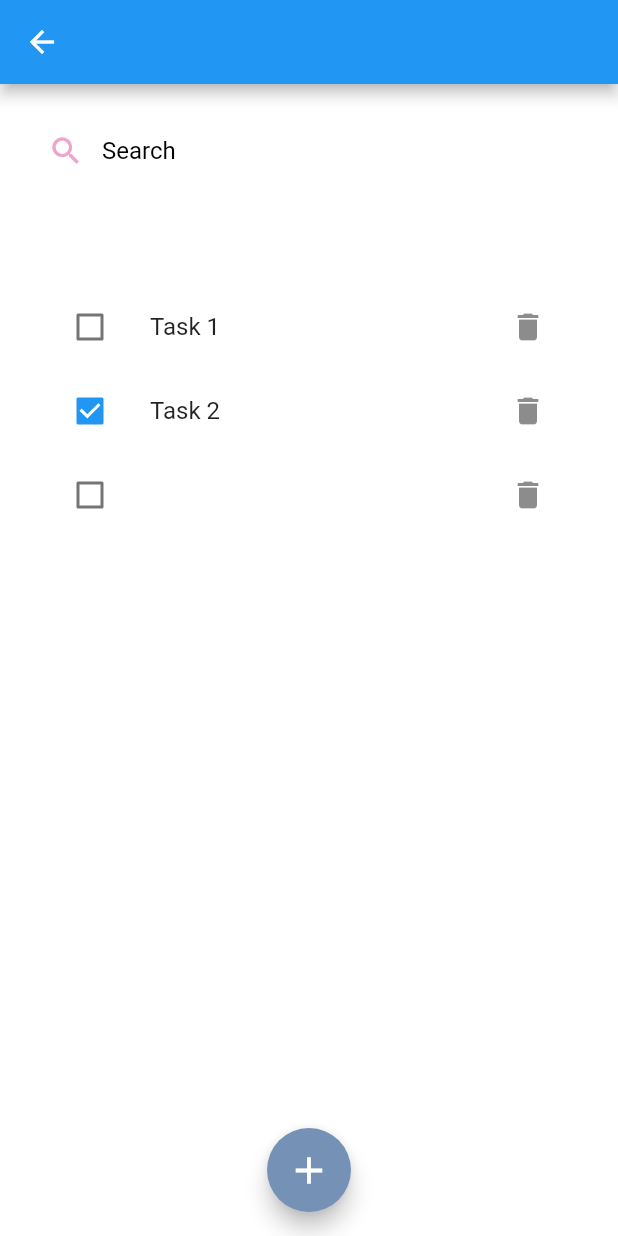
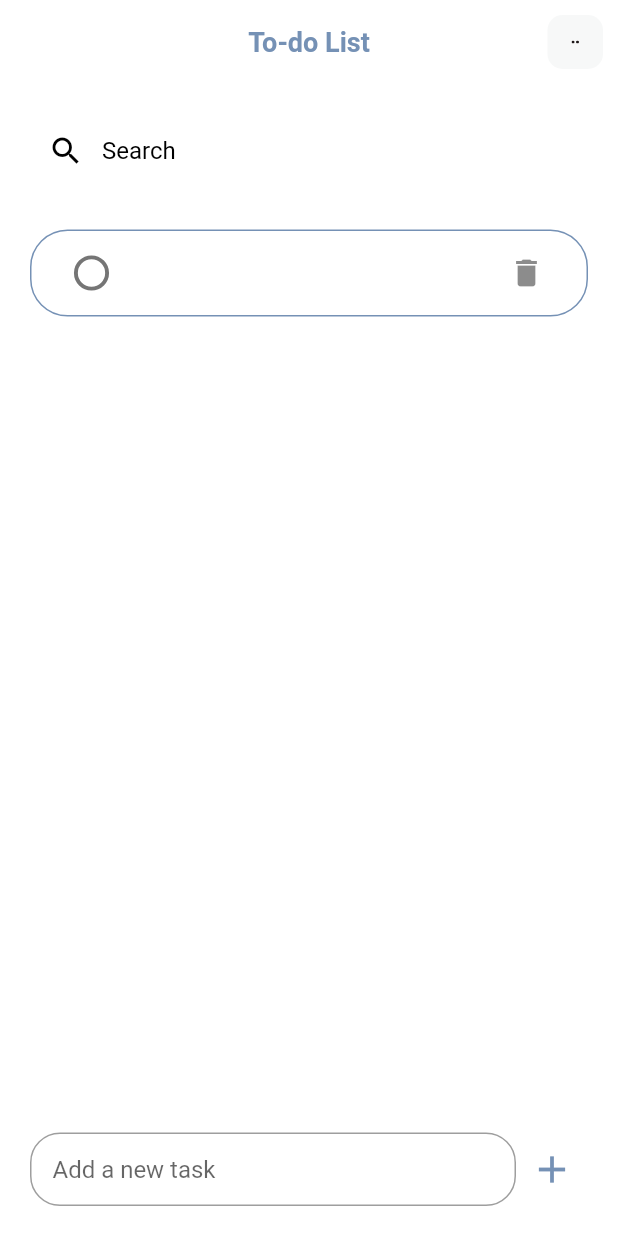
Before and after one commit to neminsheth/mental-health-assistant, a Flutter app: the ToDoListPage screen opened directly, after a tap on the "add" icon, on a phone screen of 412 x 824 dp. Run offline on Flutter 3.47's test engine with Material 2 defaults, Android fonts, the phone set to English and light mode, and no system bars; our stand-ins replace flashy_tab_bar2, flutter_svg; missing offline and left inert: video_thumbnail_imageview.

Commit message:
todo.dart basic completed

```diff
--- a/lib/feed/todo.dart
+++ b/lib/feed/todo.dart
@@ -1,23 +1,14 @@
 import 'package:flutter/material.dart';
 import 'package:flutter_svg/svg.dart';
 import 'package:ipd/colors.dart';
-import 'package:ipd/feed/todo_widget.dart';
-
 
 class ToDoListPage extends StatefulWidget {
-  ToDoListPage({Key? key}) : super(key: key);
-
   @override
-  State<ToDoListPage> createState() => _ToDoListPageState();
+  _ToDoListPageState createState() => _ToDoListPageState();
 }
 
 class _ToDoListPageState extends State<ToDoListPage> {
-  // For demonstration purposes, replace this list with your actual ToDo data
-  final List<Map<String, dynamic>> todosList = [
-    {'id': '1', 'todoText': 'Task 1', 'isDone': false},
-    {'id': '2', 'todoText': 'Task 2', 'isDone': true},
-    // Add more ToDo items as needed
-  ];
+  final List<Map<String, dynamic>> todosList = [];
 
   List<Map<String, dynamic>> _foundToDo = [];
   final _todoController = TextEditingController();
@@ -32,23 +23,19 @@ class _ToDoListPageState extends State<ToDoListPage> {
   Widget build(BuildContext context) {
     return Scaffold(
       backgroundColor: Colors.white,
-      appBar: AppBar(),
-      body: Padding(
+      appBar: appBar(),
+      body: DefaultTextStyle(
+          style: const TextStyle(
+          fontFamily: 'Poppins-Medium',
+            color: Colors.black, // Set your default text color here
+          ),
+        child :Padding(
             padding: const EdgeInsets.all(20.0),
             child: Column(
             crossAxisAlignment: CrossAxisAlignment.start,
             children: [
               _buildSearchBox(),
               SizedBox(height: 20),
-            Text(
-              'All ToDos',
-              style: TextStyle(
-                fontSize: 30,
-                fontWeight: FontWeight.w500,
-                color: Colors.white,
-              ),
-            ),
-            SizedBox(height: 10),
               Expanded(
                 child: ListView.builder(
                   itemCount: _foundToDo.length,
@@ -61,11 +48,12 @@ class _ToDoListPageState extends State<ToDoListPage> {
                   },
                 ),
               ),
+              SizedBox(height: 10),
+              _buildAddTaskInput(),
           ],
         ),
         ),
-      floatingActionButton: _buildAddButton(),
-      floatingActionButtonLocation: FloatingActionButtonLocation.centerFloat,
+      ),
     );
   }
 
@@ -117,33 +105,26 @@ class _ToDoListPageState extends State<ToDoListPage> {
         color: Colors.white,
         borderRadius: BorderRadius.circular(20),
       ),
+      child: Row(
+        children: [
+          Expanded(
             child: TextField(
               onChanged: (value) => _runFilter(value),
               controller: _todoController,
-        decoration: InputDecoration(
+              decoration: const InputDecoration(
                 contentPadding: EdgeInsets.all(15),
                 prefixIcon: Icon(
                   Icons.search,
-            color: AppColors.primary,
+                  color: Colors.black,
                 ),
                 border: InputBorder.none,
                 hintText: 'Search',
                 hintStyle: TextStyle(color: Colors.black),
               ),
             ),
-    );
-  }
-
-  Widget _buildAddButton() {
-    return FloatingActionButton(
-      onPressed: () {
-        _addToDoItem(_todoController.text);
-      },
-      child: Icon(
-        Icons.add,
-        size: 30,
           ),
-      backgroundColor: AppColors.secondaryblue,
+        ],
+      ),
     );
   }
 
@@ -160,11 +141,6 @@ class _ToDoListPageState extends State<ToDoListPage> {
       backgroundColor: Colors.white,
       elevation: 0.0,
       centerTitle: true,
-      leading: GestureDetector(
-        onTap: () {
-
-        },
-      ),
       actions: [
         GestureDetector(
           onTap: () {},
@@ -186,4 +162,88 @@ class _ToDoListPageState extends State<ToDoListPage> {
       ],
     );
   }
+
+  Widget _buildAddTaskInput() {
+    return Row(
+      children: [
+        Expanded(
+          child: TextField(
+            controller: _todoController,
+            cursorColor: AppColors.secondaryblue, // Set cursor color
+            decoration: InputDecoration(
+              contentPadding: EdgeInsets.all(15),
+              hintText: 'Add a new task',
+              border: OutlineInputBorder(
+                borderRadius: BorderRadius.circular(20),
+                borderSide: BorderSide(color: AppColors.secondaryblue),
+              ),
+              focusedBorder: OutlineInputBorder(
+                borderRadius: BorderRadius.circular(20),
+                borderSide: BorderSide(color: AppColors.secondaryblue),
+              ),
+            ),
+          ),
+        ),
+        IconButton(
+          onPressed: () {
+            _addToDoItem(_todoController.text);
+          },
+          icon: Icon(Icons.add, size: 30),
+          color: AppColors.secondaryblue,
+        ),
+      ],
+    );
   }
+}
+
+class ToDoItem extends StatelessWidget {
+  final Map<String, dynamic> todo;
+  final Function(Map<String, dynamic>) onToDoChanged;
+  final Function(String) onDeleteItem;
+
+  ToDoItem({
+    required this.todo,
+    required this.onToDoChanged,
+    required this.onDeleteItem,
+  });
+
+  @override
+  Widget build(BuildContext context) {
+    return Container(
+      decoration: BoxDecoration(
+        border: Border.all(
+          color: AppColors.secondaryblue, // Choose your border color
+          width: 1.0, // Choose your border width
+        ),
+        borderRadius: BorderRadius.circular(25.0), // Choose your border radius
+      ),
+      margin: EdgeInsets.symmetric(vertical: 8.0),
+      child: ListTile(
+        title: Text(
+          todo['todoText'],
+          style: TextStyle(
+            decoration: todo['isDone'] ? TextDecoration.lineThrough : null,
+          ),
+        ),
+        leading: Transform.scale(
+          scale: 1.3,
+          child: Checkbox(
+            checkColor: Colors.white,
+            shape: CircleBorder(),
+            activeColor: AppColors.secondaryblue,
+            value: todo['isDone'],
+            onChanged: (value) {
+              onToDoChanged(todo);
+            },
+          ),
+        ),
+        trailing: IconButton(
+          icon: Icon(Icons.delete),
+          onPressed: () {
+            onDeleteItem(todo['id']);
+          },
+        ),
+      ),
+    );
+  }
+}
--- a/lib/feed/todo_widget.dart
+++ /dev/null
@@ -1,33 +0,0 @@
-import 'package:flutter/material.dart';
-
-class ToDoItem extends StatelessWidget {
-  final Map<String, dynamic> todo;
-  final Function(Map<String, dynamic>) onToDoChanged;
-  final Function(String) onDeleteItem;
-
-  ToDoItem({
-    required this.todo,
-    required this.onToDoChanged,
-    required this.onDeleteItem,
-  });
-
-  @override
-  Widget build(BuildContext context) {
-    return ListTile(
-      title: Text(todo['todoText']),
-      leading: Checkbox(
-        value: todo['isDone'],
-        onChanged: (value) {
-          todo['isDone'] = value;
-          onToDoChanged(todo);
-        },
-      ),
-      trailing: IconButton(
-        icon: Icon(Icons.delete),
-        onPressed: () {
-          onDeleteItem(todo['id']);
-        },
-      ),
-    );
-  }
-}
```
Lines whose indentation alone changed are shown as unchanged.
